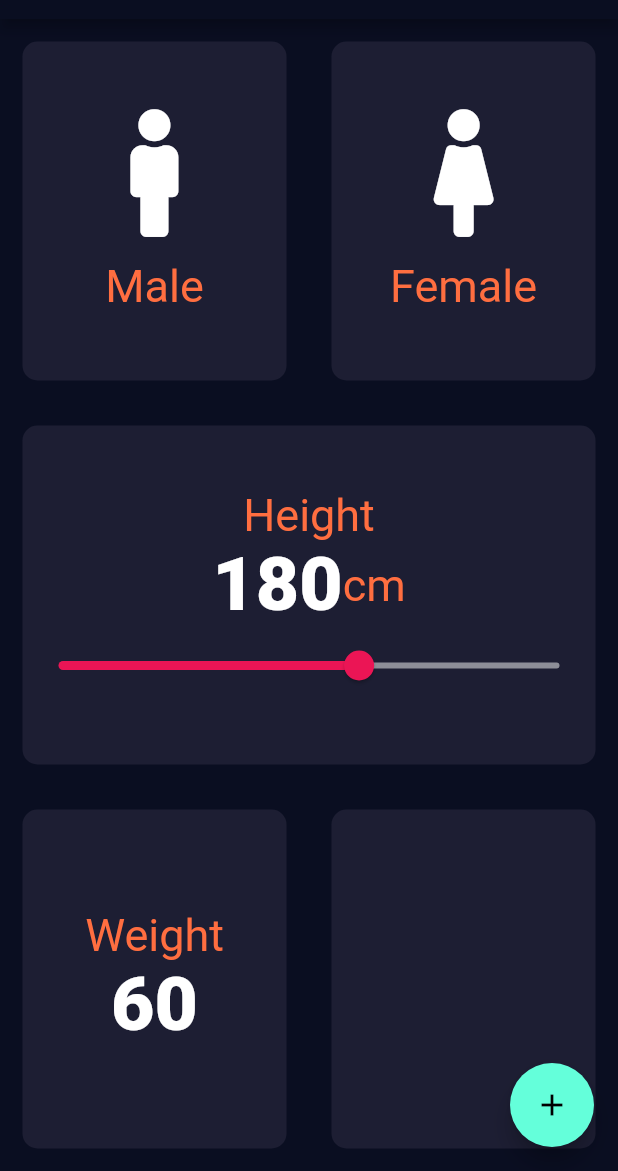
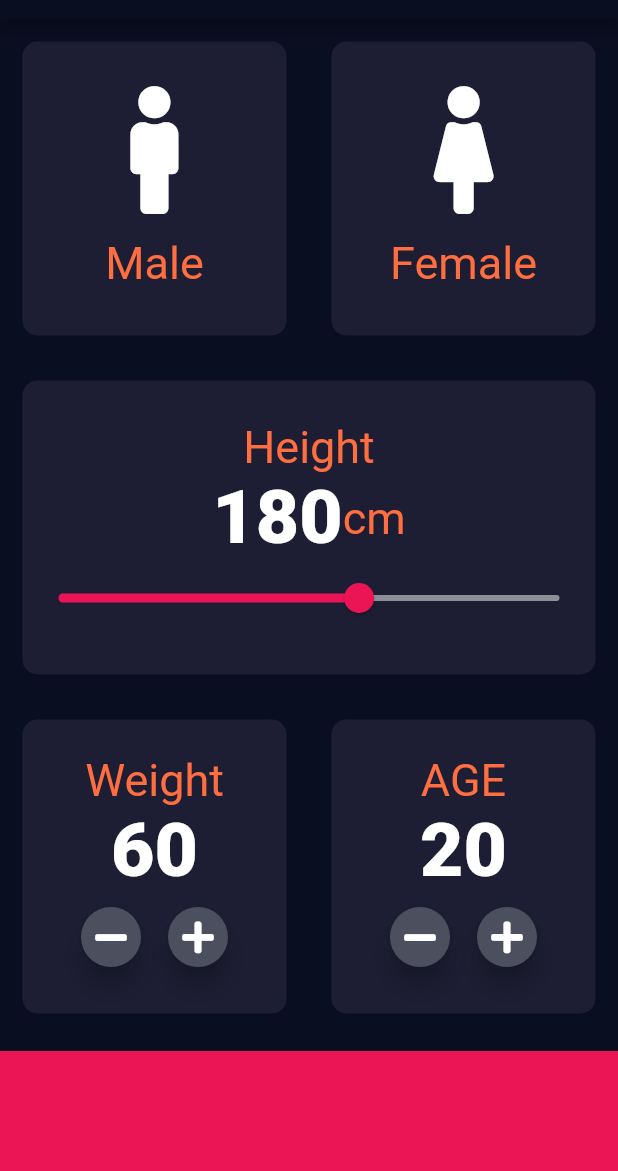
Before and after one commit to shakeebkhan66/bmi_calculator_app, a Flutter app: the screen it shows after launch, on a phone screen of 412 x 824 dp, the part 65-1236 px from its top. Run offline on Flutter 3.47's test engine with Material 2 defaults, Android fonts, the phone set to English and light mode, and no system bars; our stand-ins replace font_awesome_flutter; missing offline and left inert: dart:ffi.

```diff
--- a/lib/input_page.dart
+++ b/lib/input_page.dart
@@ -21,6 +21,7 @@ class _InputPageState extends State<InputPage> {
   Gender selectGender;
   int sliderHeight = 180;
   int sliderWeight = 60;
+  int sliderAge = 20;
   // Color maleColor = deActiveColor;
   // Color feMaleColor = deActiveColor;
   // void updateColor(Gender gendertype) {
@@ -135,23 +136,104 @@ class _InputPageState extends State<InputPage> {
                           style: laText,
                         ),
                         Row(
-                          children: <Widget>[],
+                          mainAxisAlignment: MainAxisAlignment.center,
+                          children: <Widget>[
+                            RoundIcon(
+                              iconData: FontAwesomeIcons.minus,
+                              onPress: () {
+                                setState(() {
+                                  sliderWeight--;
+                                });
+                              },
+                            ),
+                            SizedBox(width: 10.0),
+                            RoundIcon(
+                              iconData: FontAwesomeIcons.plus,
+                              onPress: () {
+                                setState(() {
+                                  sliderWeight++;
+                                });
+                              },
+                            ),
+                          ],
                         ),
                       ],
                     ),
                   ),
                 ),
                 Expanded(
-                  child: new RepeatContainerCode(colors: Color(0xFF1D1E33)),
+                  child: new RepeatContainerCode(
+                    colors: Color(0xFF1D1E33),
+                    CardWidget: Column(
+                      mainAxisAlignment: MainAxisAlignment.center,
+                      children: <Widget>[
+                        Text(
+                          'AGE',
+                          style: skLabelStyle,
+                        ),
+                        Text(
+                          sliderAge.toString(),
+                          style: laText,
+                        ),
+                        Row(
+                          mainAxisAlignment: MainAxisAlignment.center,
+                          children: <Widget>[
+                            RoundIcon(
+                              iconData: FontAwesomeIcons.minus,
+                              onPress: () {
+                                setState(() {
+                                  sliderAge--;
+                                });
+                              },
+                            ),
+                            SizedBox(width: 10.0),
+                            RoundIcon(
+                              iconData: FontAwesomeIcons.plus,
+                              onPress: () {
+                                setState(() {
+                                  sliderAge++;
+                                });
+                              },
+                            ),
+                          ],
+                        ),
+                      ],
+                    ),
+                  ),
                 ),
               ],
             ),
           ),
+          Container(
+            color: Color(0xFFEB1555),
+            margin: EdgeInsets.only(top: 10.0),
+            width: double.infinity,
+            height: 80.0,
+          )
         ],
-      ),
-      floatingActionButton: FloatingActionButton(
-        child: Icon(Icons.add),
       ),
     );
   }
 }
+
+// ToDo Create separte class for Round Icon Button using in BMI Calculator
+class RoundIcon extends StatelessWidget {
+  final IconData iconData;
+  final Function onPress;
+  RoundIcon({@required this.iconData, this.onPress});
+
+  @override
+  Widget build(BuildContext context) {
+    return RawMaterialButton(
+      child: Icon(iconData),
+      onPressed: onPress,
+      elevation: 7.0,
+      constraints: BoxConstraints.tightFor(
+        height: 56.0,
+        width: 40.0,
+      ),
+      shape: CircleBorder(),
+      fillColor: Color(0xFF4C4F5E),
+    );
+  }
+}
```
